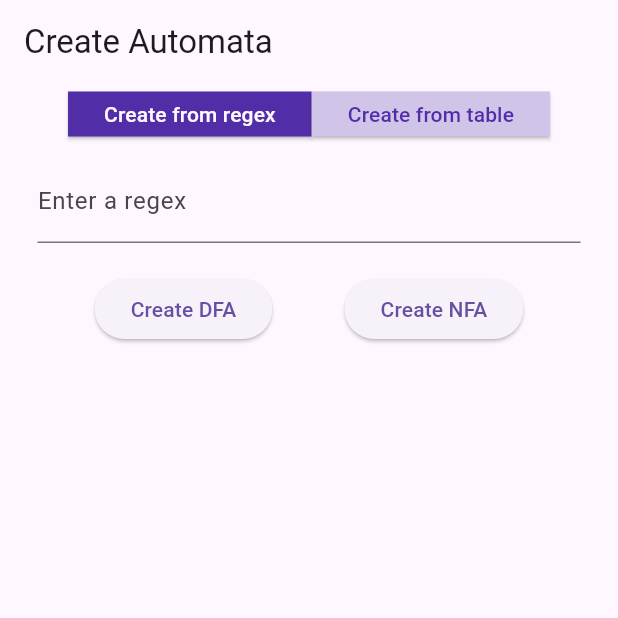
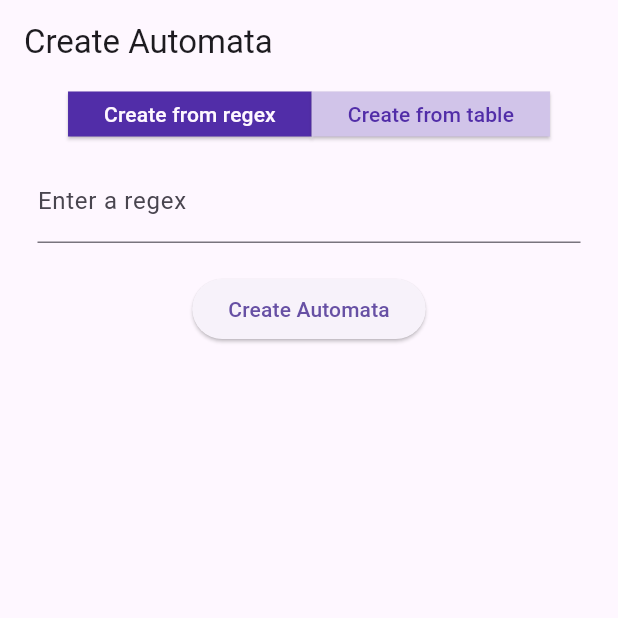
Before and after one commit to souls2108/Automata_App, a Flutter app: the screen it shows after launch, on a phone screen of 412 x 824 dp, the top half of it. Run offline on Flutter 3.47's test engine with Material 3 defaults, Android fonts, the phone set to English and light mode, and no system bars; our stand-ins replace flutter_svg; missing offline and left inert: dart:ffi, flutter_inappwebview.

Commit message:
Refactor CreateFromRegex and CreateFromTable widgets to unify button labels as 'Create Automata' and adjust layout alignment

```diff
--- a/lib/views/create_automata/create_from_regex.dart
+++ b/lib/views/create_automata/create_from_regex.dart
@@ -19,7 +19,7 @@ class _CreateFromRegexState extends State<CreateFromRegex> {
   @override
   Widget build(BuildContext context) {
     return Column(
-      crossAxisAlignment: CrossAxisAlignment.stretch,
+      crossAxisAlignment: CrossAxisAlignment.center,
       children: [
         TextField(
           controller: _regex,
@@ -28,24 +28,12 @@ class _CreateFromRegexState extends State<CreateFromRegex> {
           ),
         ),
         const SizedBox(height: 20),
-        Row(
-          mainAxisAlignment: MainAxisAlignment.spaceEvenly,
-          spacing: 10,
-          children: [
-            ElevatedButton(
-              onPressed: () {
-                //TODO: Implement handleButtonPress
-              },
-              child: const Text('Create DFA'),
-            ),
-            ElevatedButton(
-              onPressed: () {
-                //TODO: Implement handleButtonPress
-              },
-              child: const Text('Create NFA'),
-            ),
-          ],
-        )
+        ElevatedButton(
+          onPressed: () {
+            //TODO: Implement handleButtonPress
+          },
+          child: const Text('Create Automata'),
+        ),
       ],
     );
   }
--- a/lib/views/create_automata/create_from_table.dart
+++ b/lib/views/create_automata/create_from_table.dart
@@ -100,10 +100,9 @@ class _CreateFromTableState extends State<CreateFromTable> {
         ),
         ElevatedButton(
           onPressed: () {
-            devtools.log('Create DFA');
             devtools.log(_tableData.toString());
           },
-          child: const Text('Create DFA'),
+          child: const Text('Create Automata'),
         ),
       ],
     );
```
